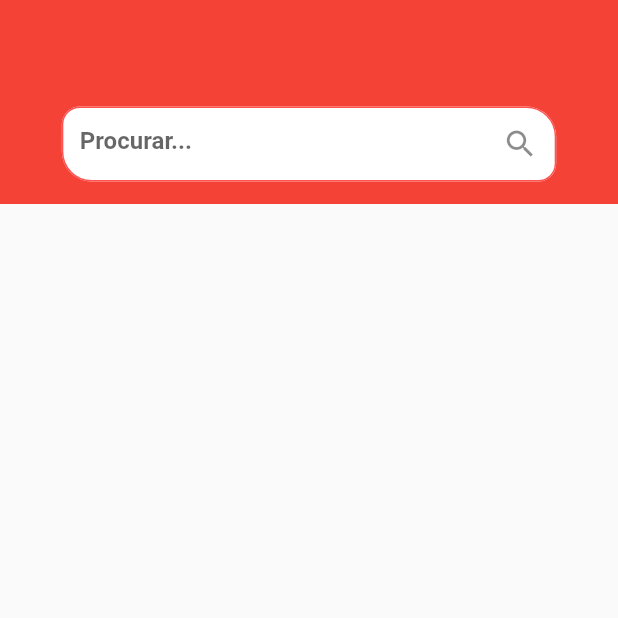
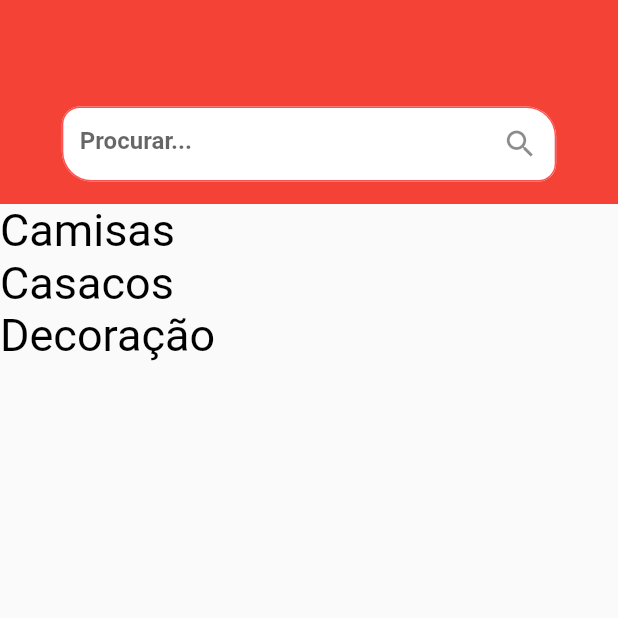
Before and after one commit to calestro/jworld_store, a Flutter app: the screen it shows after launch, on a phone screen of 412 x 824 dp, the top half of it. Run offline on Flutter 3.47's test engine with Material 2 defaults, Android fonts, the phone set to English and light mode, and no system bars.

Commit message:
criando menu categorias

```diff
--- /dev/null
+++ b/lib/activy/components/category_menu.dart
@@ -0,0 +1,27 @@
+import 'package:flutter/material.dart';
+
+import '../../fake_bd/fake_bd.dart';
+
+
+
+class CategoryMenu extends StatelessWidget {
+  const CategoryMenu({Key? key}) : super(key: key);
+
+  @override
+  Widget build(BuildContext context) {
+    FakeBd bd = FakeBd();
+    return Container(
+      width: 800,
+      height: 400,
+      child:
+      ListView.builder(
+                itemCount: bd.category.length,
+                itemBuilder: (context, index){
+                  return Text(bd.category[index].name, style: TextStyle(fontSize: 30, color: Colors.black),);
+                }
+            )
+
+      );
+
+  }
+}
--- a/lib/activy/components/style.dart
+++ b/lib/activy/components/style.dart
@@ -1,6 +1,6 @@
 import 'package:flutter/material.dart';
 
-//Estilos do meu componente Search Bar
+//Estilos do componente Search Bar
 class SearchBarStyle {
 
   // Input Decoration da Search TexField
--- a/lib/activy/main_page.dart
+++ b/lib/activy/main_page.dart
@@ -1,5 +1,6 @@
 import 'package:flutter/material.dart';
-import 'package:mobile_j_world/activy/components/app_bar_logo.dart';
+import 'package:mobile_j_world/activy/components/app_bar_search.dart';
+import 'package:mobile_j_world/activy/components/category_menu.dart';
 
 
 
@@ -29,9 +30,11 @@ class _MainPageState extends State<MainPage> {
         height: hg,
         child: Column(
           children: [
+            //search bar
             AppBarSearch(),
-            //search bar
-            //menu
+
+            //menu category
+            CategoryMenu(),
 
 
             //conteudo
--- /dev/null
+++ b/lib/fake_bd/fake_bd.dart
@@ -0,0 +1,23 @@
+import 'package:flutter/material.dart';
+import 'dart:async';
+
+import 'package:mobile_j_world/fake_bd/helper/Category.dart';
+
+
+class FakeBd{
+  static final _fakeBd = FakeBd._internal();
+  factory FakeBd(){
+    return _fakeBd;
+  }
+  FakeBd._internal();
+
+  List <CategoryBd> category =[
+    CategoryBd("Camisas", Icons.add),
+    CategoryBd("Casacos", Icons.add),
+    CategoryBd("Decoração", Icons.add),
+  ];
+
+
+
+
+}
--- /dev/null
+++ b/lib/fake_bd/helper/Category.dart
@@ -0,0 +1,9 @@
+import 'package:flutter/material.dart';
+
+
+class CategoryBd{
+  final String name;
+  final IconData icon;
+
+  CategoryBd(this.name, this.icon);
+}
```
Also changed, not shown: lib/activy/components/app_bar_search.dart (renamed from lib/activy/components/app_bar_logo.dart).
